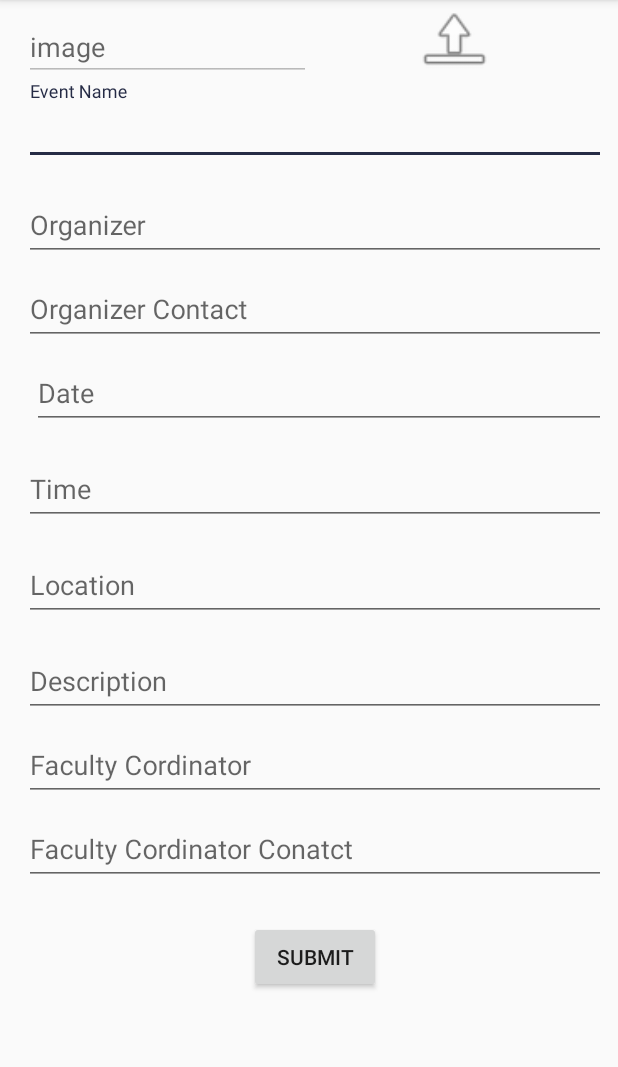
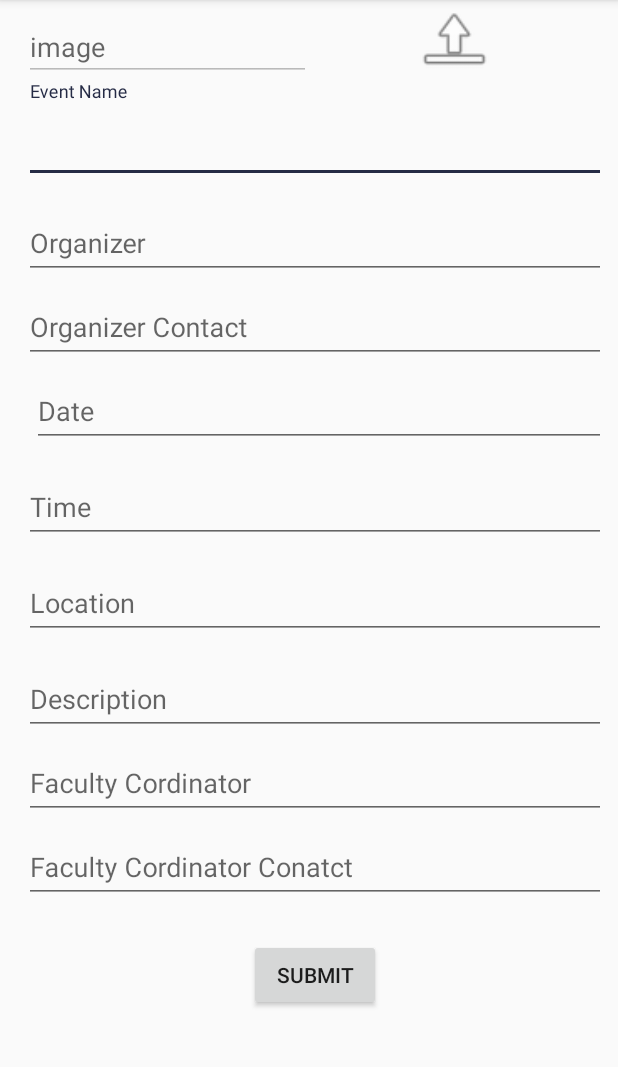
Before and after one commit to dhavalp2511/Gecg, an Android app: the UploadEvent screen opened directly, with no data from a screen before it, after a tap on "SUBMIT", on a phone screen of 412 x 824 dp, the part 84-1151 px from its top. Run offline under Robolectric (Android 15) with nearby library versions, the phone set to English and light mode, and no system bars; our stand-ins replace Firebase (no records; nobody signed in at launch, a user with empty details on screens opened directly).

Commit message:
done at 10 am

```diff
--- a/app/build.gradle
+++ b/app/build.gradle
@@ -4,7 +4,7 @@ android {
     compileSdkVersion 27
     defaultConfig {
         applicationId "com.example.dhaval.gecg"
-        minSdkVersion 19
+        minSdkVersion 21
         targetSdkVersion 27
         versionCode 1
         versionName "1.0"
--- a/app/src/main/java/com/example/dhaval/gecg/MyFirebaseMessagingService.java
+++ b/app/src/main/java/com/example/dhaval/gecg/MyFirebaseMessagingService.java
@@ -17,13 +17,11 @@ public class MyFirebaseMessagingService extends FirebaseMessagingService {
     @Override
     public void onMessageReceived(RemoteMessage remoteMessage) {
 
-
-        String notificationTitle=remoteMessage.getData().get("title").toString();
+        String notificationTitle=remoteMessage.getData().get("title");
         String body=remoteMessage.getData().get("body");
         RemoteMessage.Notification notification = remoteMessage.getNotification();
         int mNotificationId = (int)System.currentTimeMillis();
         Uri defaultSoundUri= RingtoneManager.getDefaultUri(RingtoneManager.TYPE_NOTIFICATION);
-
 
         Intent resultIntent = new Intent(this,HomePage.class);
         resultIntent.setAction(Intent.ACTION_MAIN);
@@ -36,7 +34,7 @@ public class MyFirebaseMessagingService extends FirebaseMessagingService {
                         resultIntent,
                         PendingIntent.FLAG_UPDATE_CURRENT
                 );
-        NotificationCompat.Builder mBuilder = new NotificationCompat.Builder(this)
+        NotificationCompat.Builder mBuilder = new NotificationCompat.Builder(this,"channelID")
                 .setLargeIcon(BitmapFactory.decodeResource(getResources(), R.mipmap.ic_launcher_round))
                 .setSmallIcon(R.mipmap.ic_launcher_round)
                 .setContentTitle(notificationTitle)
--- a/app/src/main/java/com/example/dhaval/gecg/UploadEvent.java
+++ b/app/src/main/java/com/example/dhaval/gecg/UploadEvent.java
@@ -6,10 +6,12 @@ import android.support.annotation.NonNull;
 import android.support.design.widget.TextInputLayout;
 import android.support.v7.app.AppCompatActivity;
 import android.os.Bundle;
+import android.text.TextWatcher;
 import android.view.View;
 import android.widget.Button;
 import android.widget.DatePicker;
 import android.widget.ImageView;
+import android.widget.ProgressBar;
 import android.widget.TimePicker;
 import android.widget.Toast;
 
@@ -33,6 +35,7 @@ public class UploadEvent extends AppCompatActivity{
     String getUrl;
     private DatabaseReference mDatabase;
     private final int PICK_IMAGE_REQUEST=10;
+    ProgressBar progressBar;
 
 
     @Override
@@ -66,11 +69,14 @@ public class UploadEvent extends AppCompatActivity{
         });
         Button submit=findViewById(R.id.event_button);
         image.setEnabled(false);
+        progressBar=findViewById(R.id.progressbar_upload);
+
         submit.setOnClickListener(new View.OnClickListener() {
 
             @Override
             public void onClick(View view) {
 
+                progressBar.setVisibility(View.VISIBLE);
                 String g1=organizer_contact.getEditText().getText().toString();
                 String g2=cordinator.getEditText().getText().toString();
                 String g3=faculty_contact.getEditText().getText().toString();
@@ -97,62 +103,75 @@ public class UploadEvent extends AppCompatActivity{
                                                                 mDatabase.child(pushKey).setValue(event).addOnCompleteListener(new OnCompleteListener<Void>() {
                                                                     @Override
                                                                     public void onComplete(@NonNull Task<Void> task) {
+
                                                                         if(task.isSuccessful()){
 
+                                                                            progressBar.setVisibility(View.GONE);
                                                                             Toast.makeText(UploadEvent.this,"Succefully Uploaded",Toast.LENGTH_SHORT).show();
-
+                                                                            startActivity(new Intent(UploadEvent.this,HomePage.class));
+                                                                            finish();
                                                                         }else{
-
+                                                                            progressBar.setVisibility(View.GONE);
                                                                             Toast.makeText(UploadEvent.this,"Error",Toast.LENGTH_SHORT).show();
 
                                                                         }
                                                                     }
                                                                 });
                                                             }else{
+                                                                progressBar.setVisibility(View.GONE);
                                                                 Toast.makeText(UploadEvent.this, "select the image first", Toast.LENGTH_SHORT).show();
                                                             }
                                                         }else{
+                                                            progressBar.setVisibility(View.GONE);
                                                             Toast.makeText(UploadEvent.this, "Enter Pls Time", Toast.LENGTH_SHORT).show();
                                                         }
                                                     }else{
+                                                        progressBar.setVisibility(View.GONE);
                                                         Toast.makeText(UploadEvent.this, "Enter pls Organizer Name", Toast.LENGTH_SHORT).show();
                                                     }
                                                 }else{
+                                                    progressBar.setVisibility(View.GONE);
                                                     Toast.makeText(UploadEvent.this, "Enter pls name of event", Toast.LENGTH_SHORT).show();
                                                 }
                                             }else{
+                                                progressBar.setVisibility(View.GONE);
                                                 Toast.makeText(UploadEvent.this, "Enter pls location", Toast.LENGTH_SHORT).show();
                                             }
                                         }else{
+                                            progressBar.setVisibility(View.GONE);
                                             Toast.makeText(UploadEvent.this, "Enter pls Description", Toast.LENGTH_SHORT).show();
                                         }
                                     }else{
+                                        progressBar.setVisibility(View.GONE);
                                         Toast.makeText(UploadEvent.this, "Enter pls date", Toast.LENGTH_SHORT).show();
                                     }
                                 }else{
+                                    progressBar.setVisibility(View.GONE);
                                     Toast.makeText(UploadEvent.this, "faculty Contact Should be in 10 digits", Toast.LENGTH_SHORT).show();
                                 }
                             }else{
+                                progressBar.setVisibility(View.GONE);
                                 Toast.makeText(UploadEvent.this, "Enter Pls Faculty Cordinator Contact", Toast.LENGTH_SHORT).show();
                             }
                         }else{
+                            progressBar.setVisibility(View.GONE);
                             Toast.makeText(UploadEvent.this, "Enter pls faculty Cordinator", Toast.LENGTH_SHORT).show();
                         }
                     }
                     else{
+                        progressBar.setVisibility(View.GONE);
                         Toast.makeText(UploadEvent.this, "Org. Contact Should be in 10 digits", Toast.LENGTH_SHORT).show();
                     }
                 }else{
+                    progressBar.setVisibility(View.GONE);
                     Toast.makeText(UploadEvent.this, "Org. Contact is empty", Toast.LENGTH_SHORT).show();
 
                 }
 
+            }//End of onClick() method
+        });//End of setOnClick method
 
-
-            }
-        });
-
-    }
+    }//End of onCreate() method
 
     public void chooseImage(){
         Intent intent = new Intent();
@@ -180,12 +199,8 @@ public class UploadEvent extends AppCompatActivity{
 
                         getUrl = task.getResult().getDownloadUrl().toString();
 
-
-
                     }
                 });
-
-
 
         }
     }
--- a/app/src/main/res/layout/activity_upload_event.xml
+++ b/app/src/main/res/layout/activity_upload_event.xml
@@ -27,8 +27,7 @@
             <android.support.design.widget.TextInputEditText
                 android:layout_width="match_parent"
                 android:layout_height="wrap_content"
-                android:editable="true"
-                android:hint="image"
+                android:hint="@string/image"
                 android:singleLine="true" />
         </android.support.design.widget.TextInputLayout>
 
@@ -41,7 +40,7 @@
             android:src="@android:drawable/ic_menu_upload"
             app:layout_constraintEnd_toEndOf="parent"
             app:layout_constraintStart_toEndOf="@+id/event_image"
-            app:layout_constraintTop_toTopOf="parent" />
+            app:layout_constraintTop_toTopOf="parent" android:contentDescription="@string/todo" />
 
         <android.support.design.widget.TextInputLayout
             android:id="@+id/event_name"
@@ -55,8 +54,8 @@
 
             <android.support.design.widget.TextInputEditText
                 android:layout_width="match_parent"
-                android:layout_height="wrap_content"
-                android:hint="Event Name"
+                android:layout_height="57dp"
+                android:hint="@string/event_name"
                 android:singleLine="true" />
         </android.support.design.widget.TextInputLayout>
 
@@ -74,7 +73,7 @@
             <android.support.design.widget.TextInputEditText
                 android:layout_width="match_parent"
                 android:layout_height="wrap_content"
-                android:hint="Organizer"
+                android:hint="@string/organizer"
                 android:singleLine="true" />
         </android.support.design.widget.TextInputLayout>
 
@@ -83,7 +82,6 @@
             android:layout_width="0dp"
             android:layout_height="wrap_content"
             android:layout_marginEnd="8dp"
-            android:layout_marginLeft="5dp"
             android:layout_marginStart="16dp"
             app:layout_constraintEnd_toEndOf="parent"
             app:layout_constraintHorizontal_bias="0.166"
@@ -95,7 +93,7 @@
             <android.support.design.widget.TextInputEditText
                 android:layout_width="match_parent"
                 android:layout_height="wrap_content"
-                android:hint="Organizer Contact"
+                android:hint="@string/organizer_contact"
                 android:inputType="number"
                 android:singleLine="true" />
         </android.support.design.widget.TextInputLayout>
@@ -116,8 +114,8 @@
             <android.support.design.widget.TextInputEditText
                 android:layout_width="match_parent"
                 android:layout_height="wrap_content"
-                android:layout_marginLeft="5dp"
-                android:hint="Date"
+                android:layout_marginStart="5dp"
+                android:hint="@string/date"
                 android:singleLine="true" />
         </android.support.design.widget.TextInputLayout>
 
@@ -135,7 +133,7 @@
             <android.support.design.widget.TextInputEditText
                 android:layout_width="match_parent"
                 android:layout_height="wrap_content"
-                android:hint="Time"
+                android:hint="@string/time"
                 android:singleLine="true" />
         </android.support.design.widget.TextInputLayout>
 
@@ -153,7 +151,7 @@
             <android.support.design.widget.TextInputEditText
                 android:layout_width="match_parent"
                 android:layout_height="wrap_content"
-                android:hint="Location"
+                android:hint="@string/location"
                 android:singleLine="true" />
         </android.support.design.widget.TextInputLayout>
 
@@ -171,7 +169,7 @@
             <android.support.design.widget.TextInputEditText
                 android:layout_width="match_parent"
                 android:layout_height="wrap_content"
-                android:hint="Description" />
+                android:hint="@string/description" />
         </android.support.design.widget.TextInputLayout>
 
         <android.support.design.widget.TextInputLayout
@@ -190,7 +188,7 @@
             <android.support.design.widget.TextInputEditText
                 android:layout_width="match_parent"
                 android:layout_height="wrap_content"
-                android:hint="Faculty Cordinator"
+                android:hint="@string/faculty_cordinator"
                 android:singleLine="true" />
         </android.support.design.widget.TextInputLayout>
 
@@ -210,7 +208,7 @@
             <android.support.design.widget.TextInputEditText
                 android:layout_width="match_parent"
                 android:layout_height="wrap_content"
-                android:hint="Faculty Cordinator Conatct"
+                android:hint="@string/faculty_cordinator_conatct"
                 android:inputType="number"
                 android:singleLine="true" />
         </android.support.design.widget.TextInputLayout>
@@ -223,11 +221,25 @@
             android:layout_marginEnd="8dp"
             android:layout_marginStart="16dp"
             android:layout_marginTop="24dp"
-            android:text="Submit"
+            android:text="@string/submit"
             app:layout_constraintEnd_toEndOf="parent"
             app:layout_constraintStart_toStartOf="parent"
             app:layout_constraintTop_toBottomOf="@+id/event_faculty_no" />
 
+        <ProgressBar
+            android:id="@+id/progressbar_upload"
+            style="?android:attr/progressBarStyle"
+            android:layout_width="wrap_content"
+            android:layout_height="wrap_content"
+            android:layout_marginEnd="8dp"
+            android:layout_marginStart="8dp"
+            android:visibility="invisible"
+            android:layout_marginTop="172dp"
+            app:layout_constraintEnd_toEndOf="parent"
+            app:layout_constraintHorizontal_bias="0.471"
+            app:layout_constraintStart_toStartOf="parent"
+            app:layout_constraintTop_toTopOf="parent" />
+
     </android.support.constraint.ConstraintLayout>
 
 </ScrollView>
```
Also changed, not shown: app/src/main/java/com/example/dhaval/gecg/AdminLogin.java (+8 -0 lines), app/src/main/res/layout/activity_splash.xml (+4 -3 lines), app/src/main/res/layout/list_card.xml (+27 -27 lines), app/src/main/res/values/strings.xml (+7 -4 lines).
